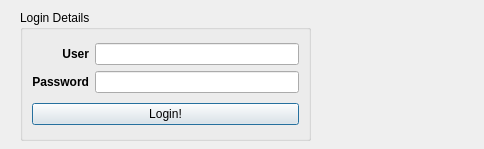
The window that login.ui (dnth/AttTracker-pyside) describes before a commit, drawn with Qt 5.
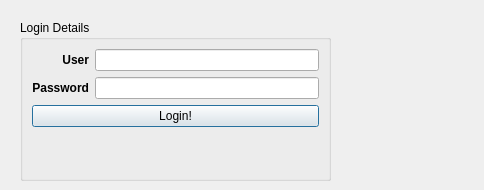
The same window after the commit.

What changed in the file:
```diff
--- a/login.ui
+++ b/login.ui
@@ -7,7 +7,7 @@
     <x>0</x>
     <y>0</y>
     <width>484</width>
-    <height>149</height>
+    <height>190</height>
    </rect>
   </property>
   <property name="windowTitle">
@@ -20,9 +20,9 @@
    <property name="geometry">
     <rect>
      <x>20</x>
-     <y>10</y>
-     <width>291</width>
-     <height>131</height>
+     <y>20</y>
+     <width>311</width>
+     <height>161</height>
     </rect>
    </property>
    <property name="title">
@@ -82,6 +82,13 @@
       </property>
      </widget>
     </item>
+    <item>
+     <widget class="QLabel" name="loginlabel">
+      <property name="text">
+       <string/>
+      </property>
+     </widget>
+    </item>
    </layout>
   </widget>
  </widget>
```
Left out of the diff: 13 changed lines with no effect on the pictures.
